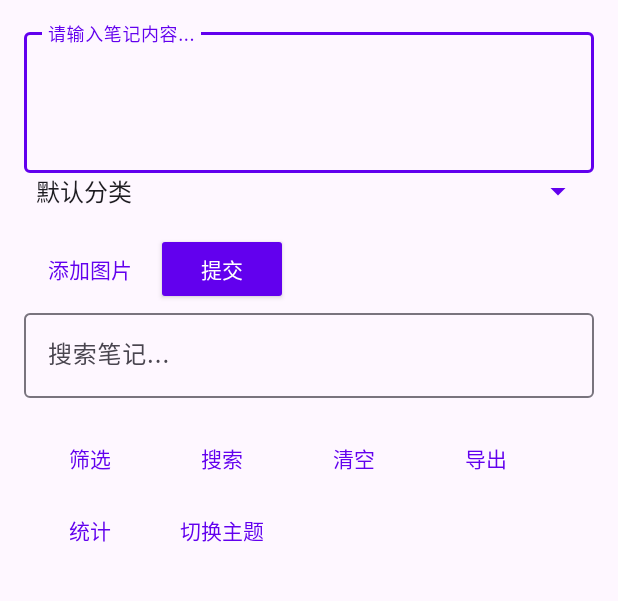
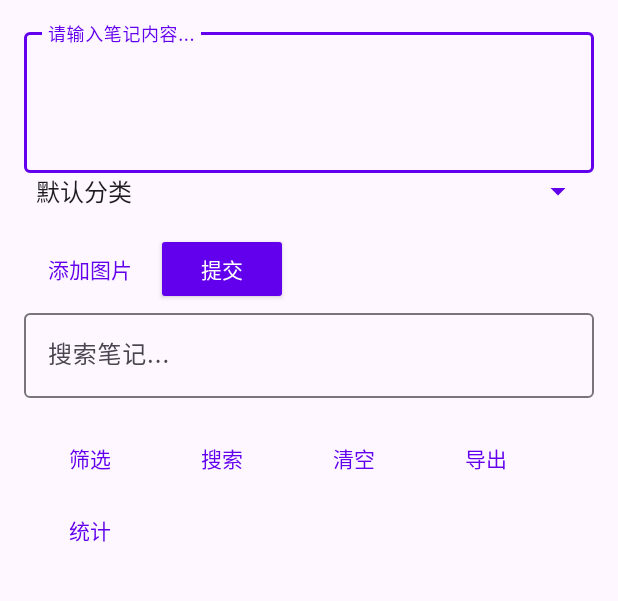
Before and after one commit to yaojiangjun/AndroidProject, an Android app: the screen it shows after launch (MainActivity), on a phone screen of 412 x 824 dp, the part 102-703 px from its top. Run offline under Robolectric (Android 15) with nearby library versions, the phone set to English and light mode, and no system bars; our stand-ins replace Room's generated code.

Commit message:
优化代码
删除了切换主题

```diff
--- a/app/src/main/java/com/yjj202305100205/myapplication/MainActivity.kt
+++ b/app/src/main/java/com/yjj202305100205/myapplication/MainActivity.kt
@@ -36,11 +36,6 @@ import java.util.*
 import android.view.LayoutInflater
 import androidx.activity.result.ActivityResultLauncher
 
-// 全局常量
-const val PREF_NAME = "note_app_prefs"
-const val PREF_THEME = "theme_mode"
-const val THEME_LIGHT = 0
-const val THEME_DARK = 1
 
 class MainActivity : AppCompatActivity() {
     // 权限请求常量
@@ -62,8 +57,6 @@ class MainActivity : AppCompatActivity() {
     private lateinit var pickImageLauncher: ActivityResultLauncher<Intent>
 
     override fun onCreate(savedInstanceState: Bundle?) {
-        // 初始化主题（必须在setContentView前）
-        initTheme()
         super.onCreate(savedInstanceState)
         enableEdgeToEdge()
         setContentView(R.layout.activity_main)
@@ -97,16 +90,7 @@ class MainActivity : AppCompatActivity() {
         setButtonClickListeners()
     }
 
-    // 初始化主题
-    private fun initTheme() {
-        val sp = getSharedPreferences(PREF_NAME, MODE_PRIVATE)
-        val themeMode = sp.getInt(PREF_THEME, THEME_LIGHT)
-        delegate.localNightMode = if (themeMode == THEME_DARK) {
-            AppCompatDelegate.MODE_NIGHT_YES
-        } else {
-            AppCompatDelegate.MODE_NIGHT_NO
-        }
-    }
+
 
     private fun initImagePicker() {
         // 使用旧版契约处理图片选择
@@ -300,23 +284,7 @@ class MainActivity : AppCompatActivity() {
             startActivity(intent)
         }
 
-        // 在MainActivity中修改主题切换部分
-        findViewById<Button>(R.id.themeButton).setOnClickListener {
-            val sp = getSharedPreferences(PREF_NAME, MODE_PRIVATE)
-            val currentTheme = sp.getInt(PREF_THEME, THEME_LIGHT)
-            val newTheme = if (currentTheme == THEME_LIGHT) THEME_DARK else THEME_LIGHT
 
-            // 保存主题设置
-            sp.edit().putInt(PREF_THEME, newTheme).apply()
-
-            // 应用新主题
-            delegate.localNightMode = if (newTheme == THEME_DARK) {
-                AppCompatDelegate.MODE_NIGHT_YES
-            } else {
-                AppCompatDelegate.MODE_NIGHT_NO
-            }
-            recreate() // 重建Activity使主题生效
-        }
     }
 
     // 修改 checkImagePermissionAndPick() 中的打开相册部分
--- a/app/src/main/res/layout/activity_main.xml
+++ b/app/src/main/res/layout/activity_main.xml
@@ -142,12 +142,6 @@
             android:text="@string/statistics"
             style="?attr/borderlessButtonStyle"/>
 
-        <Button
-            android:id="@+id/themeButton"
-            android:layout_width="wrap_content"
-            android:layout_height="wrap_content"
-            android:text="@string/change_theme"
-            style="?attr/borderlessButtonStyle"/>
     </LinearLayout>
 
     <!-- 记录列表 -->
--- a/app/src/main/res/values/strings.xml
+++ b/app/src/main/res/values/strings.xml
@@ -10,7 +10,6 @@
     <string name="clear">清空</string>
     <string name="export">导出</string>
     <string name="statistics">统计</string>
-    <string name="change_theme">切换主题</string>
     <string name="back">返回</string>
     <string name="splash_subtitle">记录美好生活</string>
     <string name="statistics_title">数据统计</string>
```
Also changed, not shown: app/src/main/res/values-night/themes.xml (+4 -4 lines).
